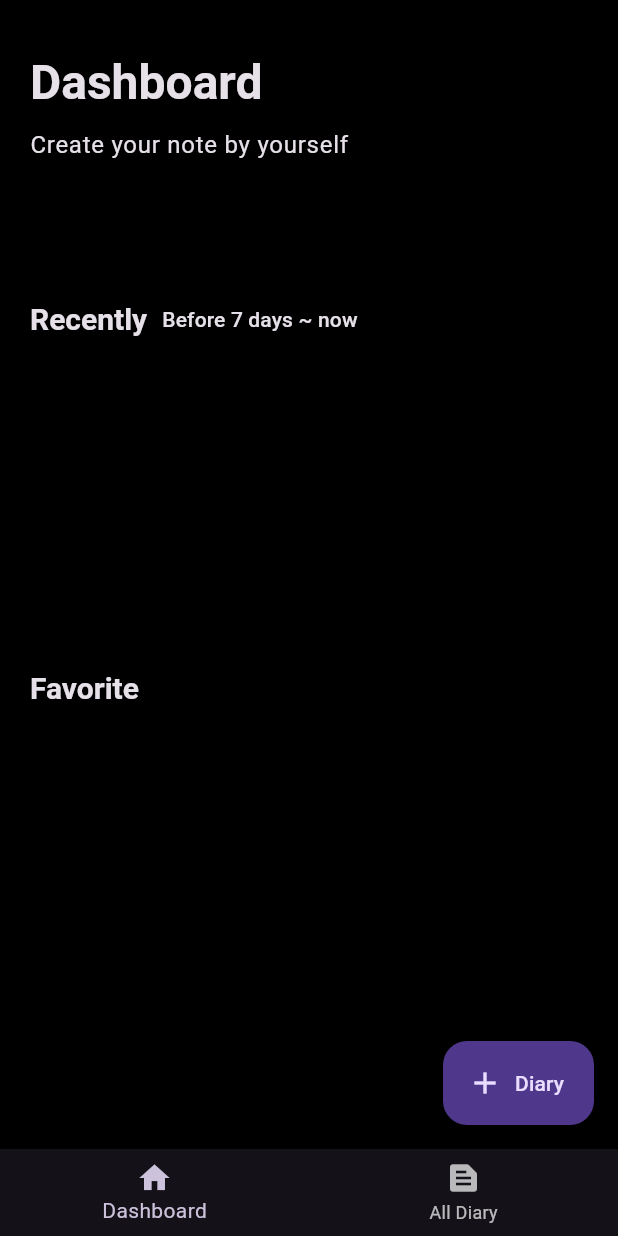
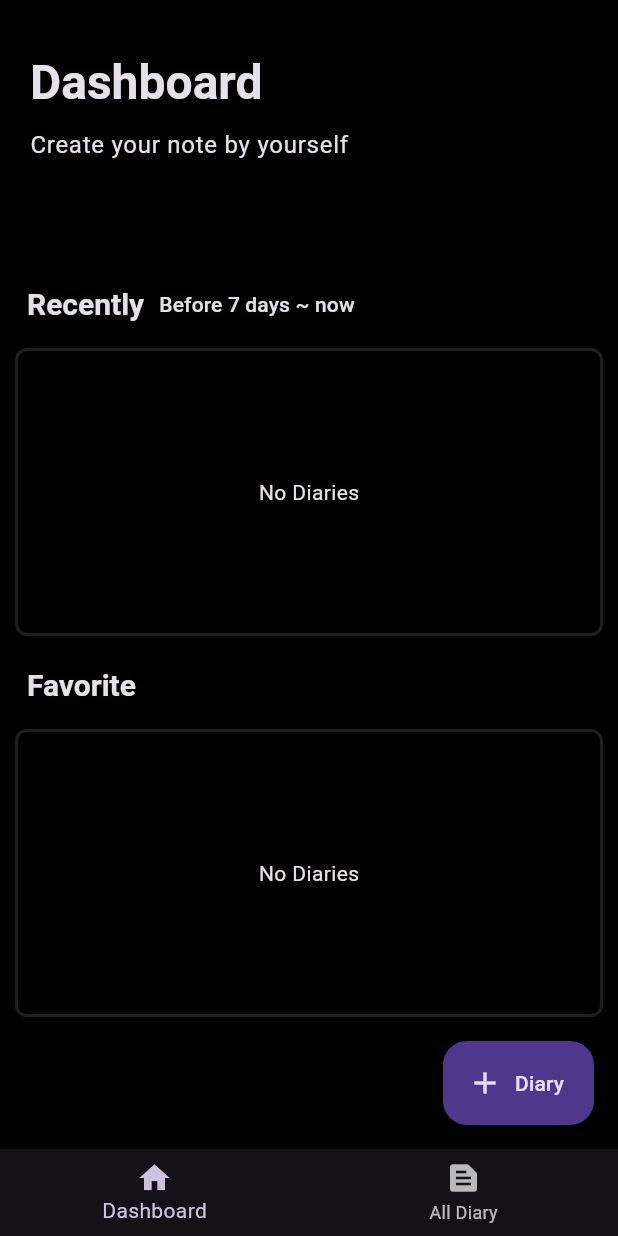
Before and after one commit to eviperz/asr-project-flutter, a Flutter app: the screen it shows after launch, on a phone screen of 412 x 824 dp. Run offline on Flutter 3.47's test engine with Material 3 defaults, Android fonts, the phone set to English and light mode, and no system bars; our stand-ins replace audioplayers, flutter_riverpod; missing offline and left inert: flutter_quill.

Commit message:
update: delete diary

```diff
--- a/lib/pages/dashboard_page.dart
+++ b/lib/pages/dashboard_page.dart
@@ -31,14 +31,14 @@ class DashboardPage extends ConsumerWidget {
       body: SafeArea(
         child: SingleChildScrollView(
           child: Container(
-            padding: EdgeInsets.all(20.0),
+            padding: EdgeInsets.all(10.0),
             child: Column(
               crossAxisAlignment: CrossAxisAlignment.start,
               children: [
                 SizedBox(
                   height: 180,
                   child: Padding(
-                    padding: const EdgeInsets.fromLTRB(0, 15, 0, 0),
+                    padding: const EdgeInsets.fromLTRB(10, 25, 10, 10),
                     child: Column(
                       mainAxisAlignment: MainAxisAlignment.start,
                       crossAxisAlignment: CrossAxisAlignment.start,
--- a/lib/pages/diary_detail_page/diary_detail_page.dart
+++ b/lib/pages/diary_detail_page/diary_detail_page.dart
@@ -38,7 +38,12 @@ class _DiaryDetail extends ConsumerState<DiaryDetailScreen> {
   @override
   Widget build(BuildContext context) {
     ref.watch(diaryListProvider);
-    _diary = ref.read(diaryListProvider.notifier).get(widget.id);
+    try {
+      _diary = ref.read(diaryListProvider.notifier).get(widget.id);
+    } on StateError catch (_) {
+      return Container();
+    }
+
     return Scaffold(
       appBar: AppBar(
         title: Text(_diary.title),
@@ -60,9 +65,11 @@ class _DiaryDetail extends ConsumerState<DiaryDetailScreen> {
                     content: "Are you confirm for delete?",
                     onConfirm: () async {
                       try {
-                        // await diaryDatabase.removeDiary(_diary);
+                        if (!context.mounted) return;
 
-                        if (!context.mounted) return;
+                        ref
+                            .read(diaryListProvider.notifier)
+                            .removeDiary(_diary.id);
 
                         Navigator.of(context)
                           ..pop()
--- a/lib/widgets/diary_widget/diary_list_view_horizontal.dart
+++ b/lib/widgets/diary_widget/diary_list_view_horizontal.dart
@@ -19,7 +19,9 @@ class DiaryListViewHorizontal extends StatelessWidget {
     return Column(
       crossAxisAlignment: CrossAxisAlignment.start,
       children: [
-        Row(
+        Padding(
+          padding: const EdgeInsets.only(left: 8.0, bottom: 8.0),
+          child: Row(
             spacing: 10,
             children: [
               Text(
@@ -33,9 +35,28 @@ class DiaryListViewHorizontal extends StatelessWidget {
                 ),
             ],
           ),
+        ),
         SizedBox(
           height: 200,
-          child: ListView.builder(
+          child: diaryList.isEmpty
+              ? Padding(
+                  padding: const EdgeInsets.only(top: 8.0),
+                  child: Container(
+                    decoration: BoxDecoration(
+                      border: Border.all(
+                        color: Colors.white12,
+                        width: 2.0,
+                      ),
+                      borderRadius: BorderRadius.circular(8.0),
+                    ),
+                    child: Center(
+                      child: Text(
+                        "No Diaries",
+                      ),
+                    ),
+                  ),
+                )
+              : ListView.builder(
                   scrollDirection: Axis.horizontal,
                   itemCount: diaryList.length,
                   itemBuilder: (context, index) {
```
Lines whose indentation alone changed are shown as unchanged.
